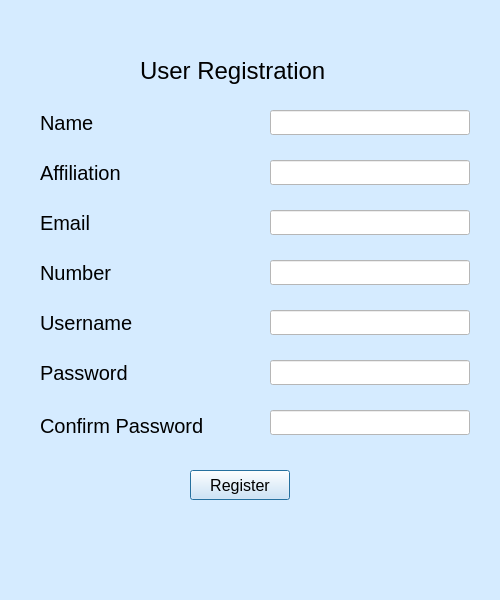
The window that user_reg.ui (adityarnayak2001/MLT_BabyAnalysis) describes before a commit, drawn with Qt 5.
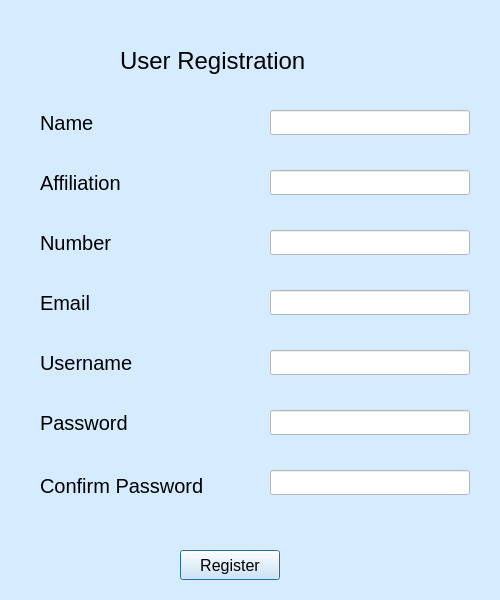
The same window after the commit.

```diff
--- a/user_reg.ui
+++ b/user_reg.ui
@@ -20,7 +20,7 @@
    <property name="geometry">
     <rect>
      <x>40</x>
-     <y>360</y>
+     <y>410</y>
      <width>200</width>
      <height>25</height>
     </rect>
@@ -44,7 +44,7 @@
    <property name="geometry">
     <rect>
      <x>40</x>
-     <y>210</y>
+     <y>290</y>
      <width>200</width>
      <height>25</height>
     </rect>
@@ -68,7 +68,7 @@
    <property name="geometry">
     <rect>
      <x>40</x>
-     <y>160</y>
+     <y>170</y>
      <width>200</width>
      <height>25</height>
     </rect>
@@ -92,7 +92,7 @@
    <property name="geometry">
     <rect>
      <x>270</x>
-     <y>160</y>
+     <y>170</y>
      <width>200</width>
      <height>25</height>
     </rect>
@@ -108,7 +108,7 @@
    <property name="geometry">
     <rect>
      <x>270</x>
-     <y>210</y>
+     <y>230</y>
      <width>200</width>
      <height>25</height>
     </rect>
@@ -120,8 +120,8 @@
   <widget class="QLabel" name="label_3">
    <property name="geometry">
     <rect>
-     <x>140</x>
-     <y>50</y>
+     <x>120</x>
+     <y>40</y>
      <width>251</width>
      <height>41</height>
     </rect>
@@ -145,7 +145,7 @@
    <property name="geometry">
     <rect>
      <x>270</x>
-     <y>310</y>
+     <y>290</y>
      <width>200</width>
      <height>25</height>
     </rect>
@@ -157,8 +157,8 @@
   <widget class="QPushButton" name="regButton">
    <property name="geometry">
     <rect>
-     <x>190</x>
-     <y>470</y>
+     <x>180</x>
+     <y>550</y>
      <width>100</width>
      <height>30</height>
     </rect>
@@ -189,7 +189,7 @@
    <property name="geometry">
     <rect>
      <x>270</x>
-     <y>360</y>
+     <y>350</y>
      <width>200</width>
      <height>25</height>
     </rect>
@@ -197,9 +197,6 @@
    <property name="styleSheet">
     <string notr="true">background-color: rgb(255, 255, 255);</string>
    </property>
-   <property name="echoMode">
-    <enum>QLineEdit::Password</enum>
-   </property>
   </widget>
   <widget class="QLabel" name="label">
    <property name="geometry">
@@ -229,7 +226,7 @@
    <property name="geometry">
     <rect>
      <x>40</x>
-     <y>310</y>
+     <y>350</y>
      <width>200</width>
      <height>25</height>
     </rect>
@@ -253,7 +250,7 @@
    <property name="geometry">
     <rect>
      <x>40</x>
-     <y>410</y>
+     <y>470</y>
      <width>201</width>
      <height>31</height>
     </rect>
@@ -285,15 +282,12 @@
    <property name="styleSheet">
     <string notr="true">background-color: rgb(255, 255, 255);</string>
    </property>
-   <property name="echoMode">
-    <enum>QLineEdit::Password</enum>
-   </property>
   </widget>
   <widget class="QLabel" name="label_4">
    <property name="geometry">
     <rect>
      <x>40</x>
-     <y>260</y>
+     <y>230</y>
      <width>200</width>
      <height>25</height>
     </rect>
@@ -317,7 +311,7 @@
    <property name="geometry">
     <rect>
      <x>270</x>
-     <y>260</y>
+     <y>470</y>
      <width>200</width>
      <height>25</height>
     </rect>
```
Left out of the diff: 26 changed lines with no effect on the pictures.
